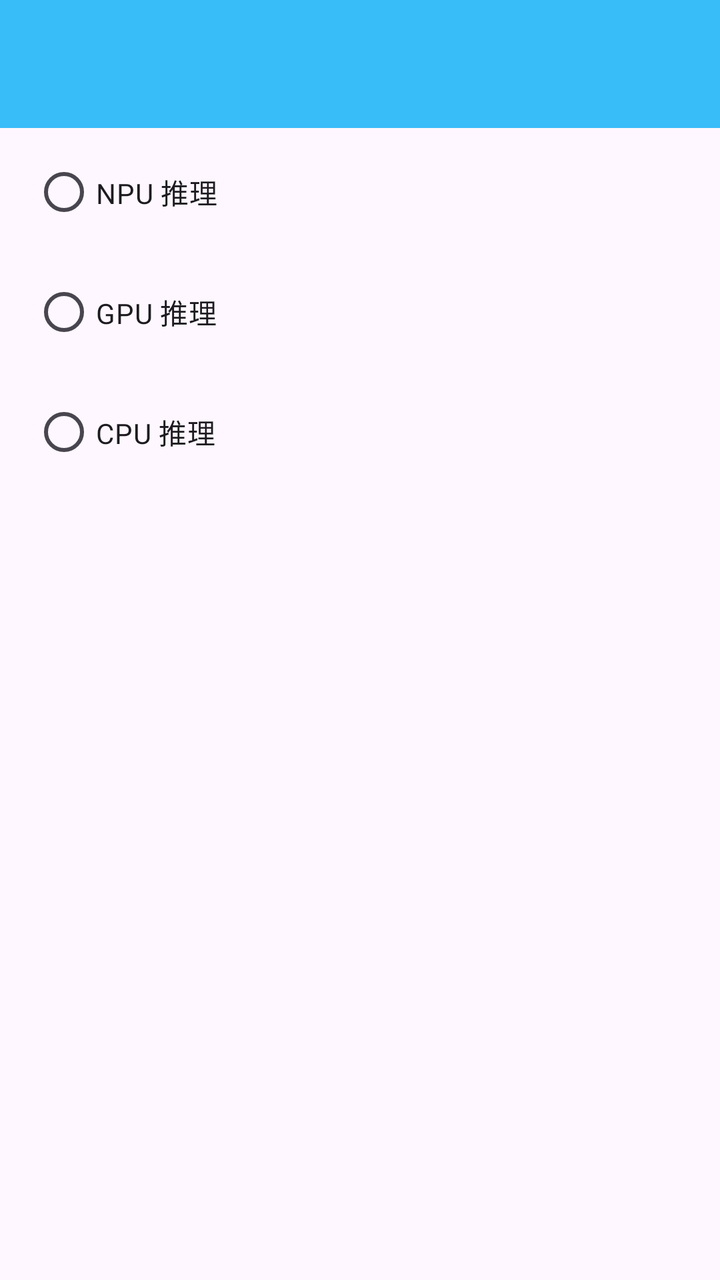
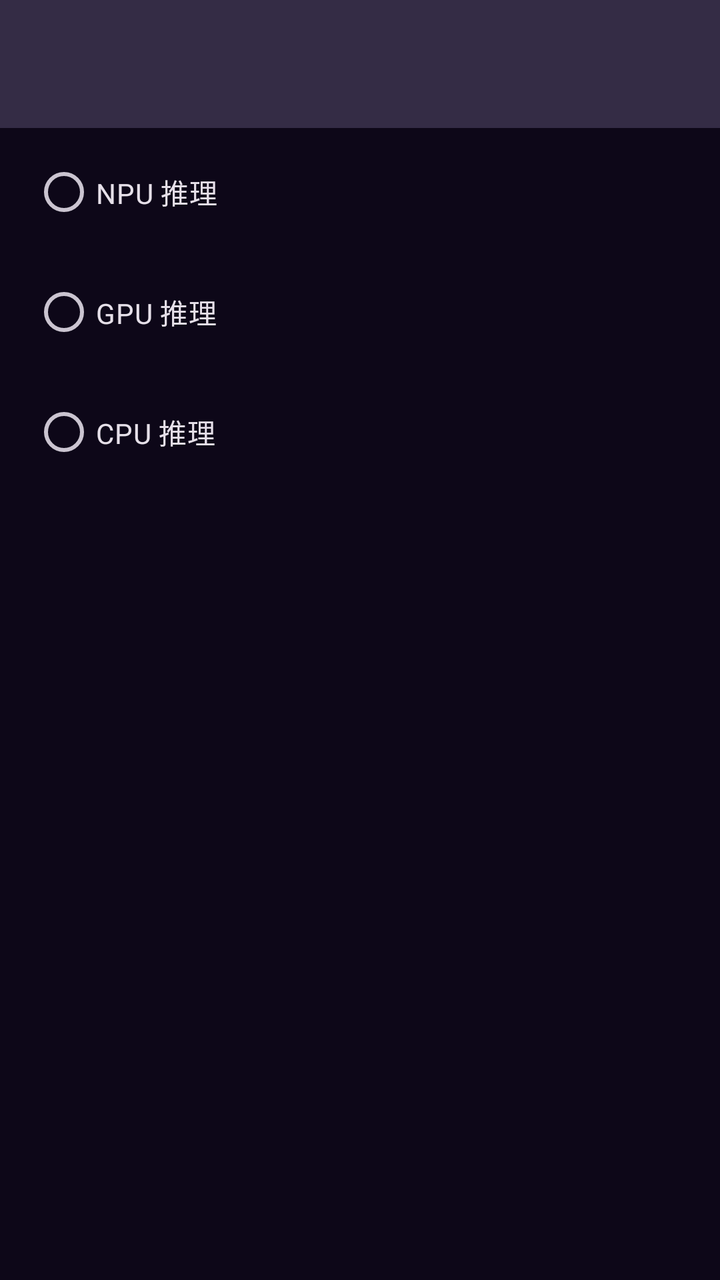

Two renders of the same Android screen: before a commit and after it. Below are the layout's source before the change and the commit's diff.
<!-- AndroidManifest.xml: application theme Theme.FPlus -->
<!-- res/layout/activity_backend_settings.xml -->
<?xml version="1.0" encoding="utf-8"?>
<LinearLayout xmlns:android="http://schemas.android.com/apk/res/android"
    android:layout_width="match_parent"
    android:layout_height="match_parent"
    android:orientation="vertical">

    <androidx.appcompat.widget.Toolbar
        android:id="@+id/toolbar"
        android:layout_width="match_parent"
        android:layout_height="?attr/actionBarSize"
        android:background="?attr/colorPrimary"
        android:title="@string/gpu_option_title"
        android:titleTextColor="@android:color/white" />

    <include layout="@layout/settings_child_backend" />
</LinearLayout>
<!-- res/layout/settings_child_backend.xml (included above) -->
<?xml version="1.0" encoding="utf-8"?>
<RadioGroup xmlns:android="http://schemas.android.com/apk/res/android"
    android:id="@+id/radio_backend"
    android:layout_width="match_parent"
    android:layout_height="wrap_content"
    android:orientation="vertical"
    android:paddingStart="16dp"
    android:paddingTop="8dp"
    android:paddingEnd="16dp"
    android:paddingBottom="16dp">

    <RadioButton
        android:id="@+id/radio_npu"
        android:layout_width="wrap_content"
        android:layout_height="wrap_content"
        android:layout_marginBottom="12dp"
        android:text="@string/backend_npu" />

    <RadioButton
        android:id="@+id/radio_gpu"
        android:layout_width="wrap_content"
        android:layout_height="wrap_content"
        android:layout_marginBottom="12dp"
        android:text="@string/backend_gpu" />

    <RadioButton
        android:id="@+id/radio_cpu"
        android:layout_width="wrap_content"
        android:layout_height="wrap_content"
        android:text="@string/backend_cpu" />
</RadioGroup>
<!-- resources referenced by this layout -->
<resources>
  <string name="backend_cpu">CPU 推理</string>
  <string name="backend_gpu">GPU 推理</string>
  <string name="backend_npu">NPU 推理</string>
  <string name="gpu_option_title">推理后端</string>
  <style name="Theme.FPlus" parent="Base.Theme.FPlus" />
  <style name="Base.Theme.FPlus" parent="Theme.Material3.DayNight.NoActionBar">
          <item name="colorPrimary">@color/accent</item>
  
          
          <item name="shapeAppearanceCornerExtraSmall">@style/ShapeAppearance.FPlus.NoCorner</item>
          <item name="shapeAppearanceCornerSmall">@style/ShapeAppearance.FPlus.NoCorner</item>
          <item name="shapeAppearanceCornerMedium">@style/ShapeAppearance.FPlus.NoCorner</item>
          <item name="shapeAppearanceCornerLarge">@style/ShapeAppearance.FPlus.NoCorner</item>
          <item name="shapeAppearanceCornerExtraLarge">@style/ShapeAppearance.FPlus.NoCorner</item>
      </style>
  <color name="accent">#38BDF8</color>
  <style name="ShapeAppearance.FPlus.NoCorner" parent="ShapeAppearance.Material3.Corner.Small">
          <item name="cornerFamily">rounded</item>
          <item name="cornerSize">0dp</item>
      </style>
</resources>

<!-- the commit's change to res/layout/activity_backend_settings.xml (unified diff, before → after) -->
@@ -6,11 +6,10 @@
 
     <androidx.appcompat.widget.Toolbar
         android:id="@+id/toolbar"
+        style="@style/Widget.FPlus.Toolbar"
         android:layout_width="match_parent"
         android:layout_height="?attr/actionBarSize"
-        android:background="?attr/colorPrimary"
-        android:title="@string/gpu_option_title"
-        android:titleTextColor="@android:color/white" />
+        android:title="@string/gpu_option_title" />
 
     <include layout="@layout/settings_child_backend" />
 </LinearLayout>
<!-- resource entries referenced after the edit -->
@@ -4,9 +4,29 @@
   <string name="backend_gpu">GPU 推理</string>
   <string name="backend_npu">NPU 推理</string>
   <string name="gpu_option_title">推理后端</string>
+  <style name="Widget.FPlus.Toolbar" parent="Widget.Material3.Toolbar">
+          <item name="android:background">@color/bg_surface</item>
+          <item name="titleTextColor">@color/text_primary</item>
+          <item name="subtitleTextColor">@color/text_secondary</item>
+          <item name="android:elevation">0dp</item>
+      </style>
   <style name="Theme.FPlus" parent="Base.Theme.FPlus" />
-  <style name="Base.Theme.FPlus" parent="Theme.Material3.DayNight.NoActionBar">
+  <color name="bg_surface">#342C45</color>
+  <color name="text_primary">#FFEDEBF5</color>
+  <color name="text_secondary">#FFB2A9CE</color>
+  <style name="Base.Theme.FPlus" parent="Theme.Material3.Dark.NoActionBar">
           <item name="colorPrimary">@color/accent</item>
+          <item name="colorOnPrimary">@color/on_accent</item>
+  
+          
+          <item name="android:windowBackground">@color/bg_app</item>
+          <item name="android:colorBackground">@color/bg_app</item>
+          <item name="colorSurface">@color/bg_surface</item>
+  
+          
+          <item name="android:textColorPrimary">@color/text_primary</item>
+          <item name="android:textColorSecondary">@color/text_secondary</item>
+          <item name="colorOnSurface">@color/text_primary</item>
   
           
           <item name="shapeAppearanceCornerExtraSmall">@style/ShapeAppearance.FPlus.NoCorner</item>
@@ -14,11 +34,17 @@
           <item name="shapeAppearanceCornerMedium">@style/ShapeAppearance.FPlus.NoCorner</item>
           <item name="shapeAppearanceCornerLarge">@style/ShapeAppearance.FPlus.NoCorner</item>
           <item name="shapeAppearanceCornerExtraLarge">@style/ShapeAppearance.FPlus.NoCorner</item>
+  
+          
+          <item name="android:listDivider">@color/divider</item>
       </style>
-  <color name="accent">#38BDF8</color>
+  <color name="accent">#FFD0BCFF</color>
+  <color name="on_accent">#342C45</color>
+  <color name="bg_app">#FF0D0718</color>
   <style name="ShapeAppearance.FPlus.NoCorner" parent="ShapeAppearance.Material3.Corner.Small">
           <item name="cornerFamily">rounded</item>
           <item name="cornerSize">0dp</item>
       </style>
+  <color name="divider">#1AFFFFFF</color>
 </resources>
 
